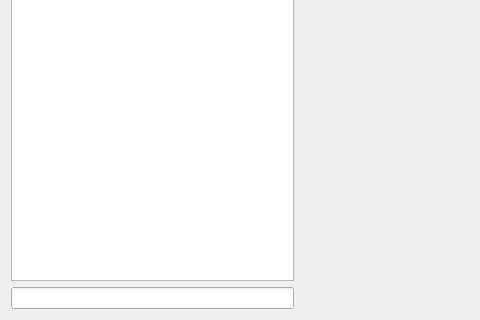
The window that src/pcot/assets/inputfiletree.ui (AU-ExoMars/PCOT) describes before a commit, drawn with Qt 5; both pictures show x 0 to 480 and y 126 to 446 of the 593 by 446 pixel window.
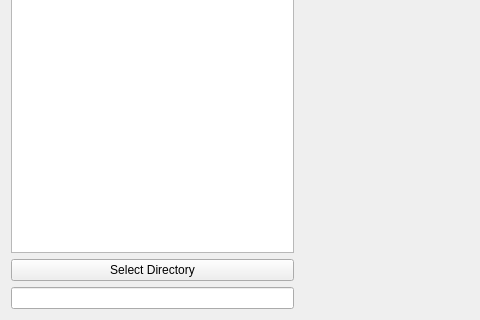
The same window after the commit. Custom widgets are drawn as their Qt base class.

Commit message: "file tree" widget used by RGB and ENVI inputs now has a "select directory" button, as it should have all along.

Diff of the .ui file:
```diff
--- a/src/pcot/assets/inputfiletree.ui
+++ b/src/pcot/assets/inputfiletree.ui
@@ -19,6 +19,13 @@
      <item>
       <widget class="QTreeView" name="treeView"/>
      </item>
+     <item>
+      <widget class="QPushButton" name="selDirButton">
+       <property name="text">
+        <string>Select Directory</string>
+       </property>
+      </widget>
+     </item>
      <item>
       <widget class="QLineEdit" name="fileEdit"/>
      </item>
```
The commit also changes 1 other file.
